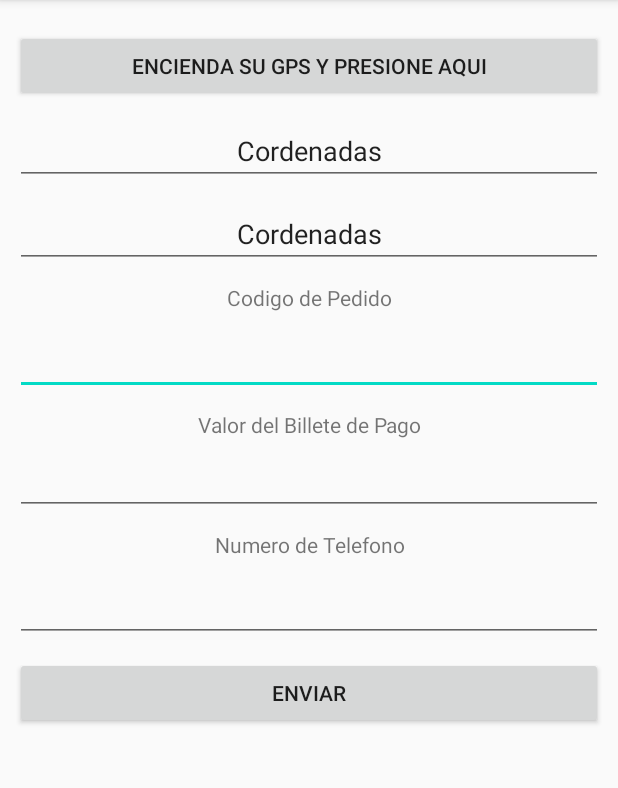
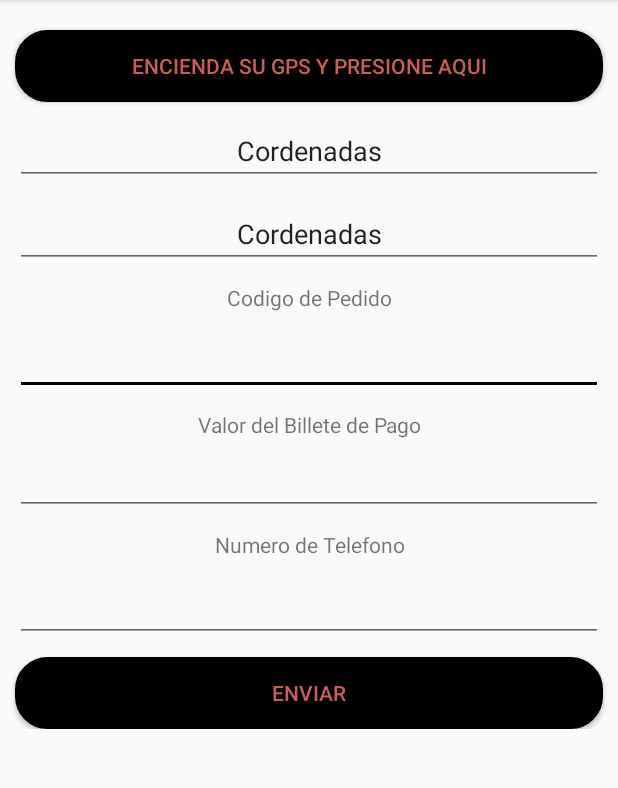
Before and after one commit to gbgerson/GBPaqueteria, an Android app: the RegistroActivity screen opened directly, with no data from a screen before it, on a phone screen of 412 x 824 dp, the part 84-872 px from its top. Run offline under Robolectric (Android 15) with nearby library versions, the phone set to English and light mode, and no system bars; our stand-ins replace Firebase (no records; nobody signed in at launch, a user with empty details on screens opened directly).

Commit message:
Borde redondo a los botones

```diff
--- /dev/null
+++ b/app/src/main/res/drawable/shape.xml
@@ -0,0 +1,14 @@
+<?xml version="1.0" encoding="utf-8"?>
+<shape xmlns:android="http://schemas.android.com/apk/res/android" android:shape="rectangle">
+    <solid android:color="#ff000000"/>
+
+    <stroke android:width="3dp"
+        android:color="#ff000000"/>
+
+    <padding android:left="1dp"
+        android:top="1dp"
+        android:right="1dp"
+        android:bottom="1dp"/>
+
+    <corners android:radius="30px"/>
+</shape>
--- a/app/src/main/res/layout/activity_registro.xml
+++ b/app/src/main/res/layout/activity_registro.xml
@@ -13,6 +13,8 @@
         android:orientation="vertical">
         <Button
             android:id="@+id/button"
+            android:background="@drawable/shape"
+            android:textColor="#CD5C5C"
             android:layout_marginRight="10dp"
             android:layout_marginLeft="10dp"
             android:layout_width="match_parent"
@@ -123,6 +125,8 @@
             android:layout_centerHorizontal="true" />
         <Button
             android:id="@+id/btnEnviar"
+            android:background="@drawable/shape"
+            android:textColor="#CD5C5C"
             android:layout_marginTop="10dp"
             android:layout_marginRight="10dp"
             android:layout_marginLeft="10dp"
--- a/app/src/main/res/values/colors.xml
+++ b/app/src/main/res/values/colors.xml
@@ -2,5 +2,5 @@
 <resources>
     <color name="colorPrimary">#6200EE</color>
     <color name="colorPrimaryDark">#3700B3</color>
-    <color name="colorAccent">#03DAC5</color>
+    <color name="colorAccent">#000000</color>
 </resources>
```
Also changed, not shown: app/src/main/res/drawable/repartidor.jpg (added), 1 other file.
